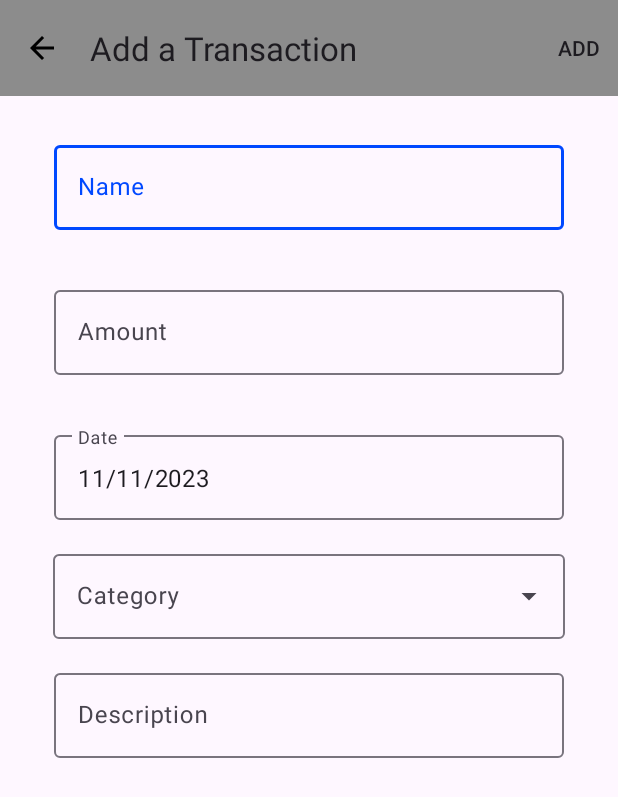
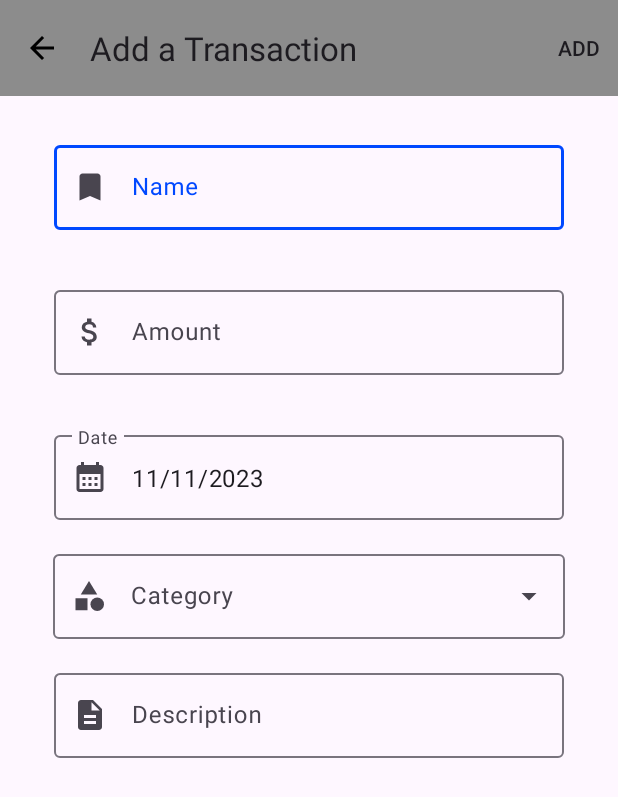
Before and after one commit to MasterTemple/CSCI-335-UI-Application, an Android app: the TransactionEditActivity screen opened directly, with no data from a screen before it, on a phone screen of 412 x 824 dp. Shown: the top 797 px of the screen. Run offline under Robolectric (Android 15) with nearby library versions, the phone set to English and light mode, and no system bars.

Commit message:
Added text input field icons.

```diff
--- /dev/null
+++ b/app/src/main/res/drawable/ic_bookmark.xml
@@ -0,0 +1,5 @@
+<vector android:height="24dp" android:tint="#000000"
+    android:viewportHeight="24" android:viewportWidth="24"
+    android:width="24dp" xmlns:android="http://schemas.android.com/apk/res/android">
+    <path android:fillColor="@android:color/white" android:pathData="M17,3H7c-1.1,0 -1.99,0.9 -1.99,2L5,21l7,-3 7,3V5c0,-1.1 -0.9,-2 -2,-2z"/>
+</vector>
--- /dev/null
+++ b/app/src/main/res/drawable/ic_calendar.xml
@@ -0,0 +1,5 @@
+<vector android:height="24dp" android:tint="#000000"
+    android:viewportHeight="24" android:viewportWidth="24"
+    android:width="24dp" xmlns:android="http://schemas.android.com/apk/res/android">
+    <path android:fillColor="@android:color/white" android:pathData="M19,4h-1V2h-2v2H8V2H6v2H5C3.89,4 3.01,4.9 3.01,6L3,20c0,1.1 0.89,2 2,2h14c1.1,0 2,-0.9 2,-2V6C21,4.9 20.1,4 19,4zM19,20H5V10h14V20zM9,14H7v-2h2V14zM13,14h-2v-2h2V14zM17,14h-2v-2h2V14zM9,18H7v-2h2V18zM13,18h-2v-2h2V18zM17,18h-2v-2h2V18z"/>
+</vector>
--- /dev/null
+++ b/app/src/main/res/drawable/ic_category.xml
@@ -0,0 +1,7 @@
+<vector android:height="24dp" android:tint="#000000"
+    android:viewportHeight="24" android:viewportWidth="24"
+    android:width="24dp" xmlns:android="http://schemas.android.com/apk/res/android">
+    <path android:fillColor="@android:color/white" android:pathData="M12,2l-5.5,9h11z"/>
+    <path android:fillColor="@android:color/white" android:pathData="M17.5,17.5m-4.5,0a4.5,4.5 0,1 1,9 0a4.5,4.5 0,1 1,-9 0"/>
+    <path android:fillColor="@android:color/white" android:pathData="M3,13.5h8v8H3z"/>
+</vector>
--- /dev/null
+++ b/app/src/main/res/drawable/ic_description.xml
@@ -0,0 +1,5 @@
+<vector android:height="24dp" android:tint="#000000"
+    android:viewportHeight="24" android:viewportWidth="24"
+    android:width="24dp" xmlns:android="http://schemas.android.com/apk/res/android">
+    <path android:fillColor="@android:color/white" android:pathData="M14,2L6,2c-1.1,0 -1.99,0.9 -1.99,2L4,20c0,1.1 0.89,2 1.99,2L18,22c1.1,0 2,-0.9 2,-2L20,8l-6,-6zM16,18L8,18v-2h8v2zM16,14L8,14v-2h8v2zM13,9L13,3.5L18.5,9L13,9z"/>
+</vector>
--- /dev/null
+++ b/app/src/main/res/drawable/ic_money.xml
@@ -0,0 +1,5 @@
+<vector android:height="24dp" android:tint="#000000"
+    android:viewportHeight="24" android:viewportWidth="24"
+    android:width="24dp" xmlns:android="http://schemas.android.com/apk/res/android">
+    <path android:fillColor="@android:color/white" android:pathData="M11.8,10.9c-2.27,-0.59 -3,-1.2 -3,-2.15 0,-1.09 1.01,-1.85 2.7,-1.85 1.78,0 2.44,0.85 2.5,2.1h2.21c-0.07,-1.72 -1.12,-3.3 -3.21,-3.81V3h-3v2.16c-1.94,0.42 -3.5,1.68 -3.5,3.61 0,2.31 1.91,3.46 4.7,4.13 2.5,0.6 3,1.48 3,2.41 0,0.69 -0.49,1.79 -2.7,1.79 -2.06,0 -2.87,-0.92 -2.98,-2.1h-2.2c0.12,2.19 1.76,3.42 3.68,3.83V21h3v-2.15c1.95,-0.37 3.5,-1.5 3.5,-3.55 0,-2.84 -2.43,-3.81 -4.7,-4.4z"/>
+</vector>
--- /dev/null
+++ b/app/src/main/res/drawable/ic_numbers.xml
@@ -0,0 +1,5 @@
+<vector android:height="24dp" android:tint="#000000"
+    android:viewportHeight="24" android:viewportWidth="24"
+    android:width="24dp" xmlns:android="http://schemas.android.com/apk/res/android">
+    <path android:fillColor="@android:color/white" android:pathData="M20.5,10L21,8h-4l1,-4h-2l-1,4h-4l1,-4h-2L9,8H5l-0.5,2h4l-1,4h-4L3,16h4l-1,4h2l1,-4h4l-1,4h2l1,-4h4l0.5,-2h-4l1,-4H20.5zM13.5,14h-4l1,-4h4L13.5,14z"/>
+</vector>
--- a/app/src/main/res/layout/activity_category_edit.xml
+++ b/app/src/main/res/layout/activity_category_edit.xml
@@ -34,12 +34,12 @@
         android:layout_below="@id/top_bar"
         >
 
-
         <com.google.android.material.textfield.TextInputLayout
             android:id="@+id/category_edit_name_layout"
             android:layout_width="match_parent"
             android:layout_height="wrap_content"
             style="@style/Widget.Material3.TextInputEditText.OutlinedBox"
+            app:startIconDrawable="@drawable/ic_category"
             >
             <EditText
                 android:id="@+id/category_edit_name"
@@ -59,6 +59,7 @@
             android:layout_below="@id/category_edit_name_layout"
             android:hint="@string/hint_category_proportion_type"
             style="@style/Widget.Material3.TextInputLayout.OutlinedBox.ExposedDropdownMenu"
+            app:startIconDrawable="@drawable/ic_percent"
             android:paddingStart="15dp"
             android:paddingEnd="15dp"
             >
@@ -73,6 +74,7 @@
         <com.google.android.material.textfield.TextInputLayout
             android:id="@+id/category_edit_proportion_value_layout"
             style="@style/customTextLayout"
+            app:startIconDrawable="@drawable/ic_numbers"
             >
             <EditText
                 android:id="@+id/category_edit_proportion_value"
--- a/app/src/main/res/layout/activity_transaction_edit.xml
+++ b/app/src/main/res/layout/activity_transaction_edit.xml
@@ -34,12 +34,13 @@
     <com.google.android.material.textfield.TextInputLayout
         android:id="@+id/transaction_edit_name_layout"
         style="@style/customTextLayout"
+        app:startIconDrawable="@drawable/ic_bookmark"
         >
         <EditText
             android:id="@+id/transaction_edit_name"
+            android:hint="@string/hint_transaction_name"
             android:layout_width="match_parent"
             android:layout_height="wrap_content"
-            android:hint="@string/hint_transaction_name"
             android:inputType="text"
             />
     </com.google.android.material.textfield.TextInputLayout>
@@ -48,6 +49,7 @@
         android:id="@+id/transaction_edit_amount_layout"
         android:layout_below="@id/transaction_edit_name_layout"
         style="@style/customTextLayout"
+        app:startIconDrawable="@drawable/ic_money"
         >
         <EditText
             android:id="@+id/transaction_edit_amount"
@@ -62,6 +64,7 @@
         android:id="@+id/transaction_edit_date_layout"
         android:layout_below="@id/transaction_edit_amount_layout"
         style="@style/customTextLayout"
+        app:startIconDrawable="@drawable/ic_calendar"
         >
         <EditText
             android:id="@+id/transaction_edit_date"
@@ -81,6 +84,7 @@
         android:paddingEnd="15dp"
         android:layout_below="@id/transaction_edit_date_layout"
         android:hint="@string/hint_transaction_category"
+        app:startIconDrawable="@drawable/ic_category"
         style="@style/Widget.Material3.TextInputLayout.OutlinedBox.ExposedDropdownMenu"
         >
         <AutoCompleteTextView
@@ -95,6 +99,7 @@
         android:id="@+id/transaction_edit_description_layout"
         android:layout_below="@id/transaction_edit_category_layout"
         style="@style/customTextLayout"
+        app:startIconDrawable="@drawable/ic_description"
         >
         <EditText
             android:layout_width="match_parent"
```
Also changed, not shown: app/src/main/res/drawable/ic_percent.xml (added, +7 -0 lines). Lines whose indentation alone changed are shown as unchanged.
